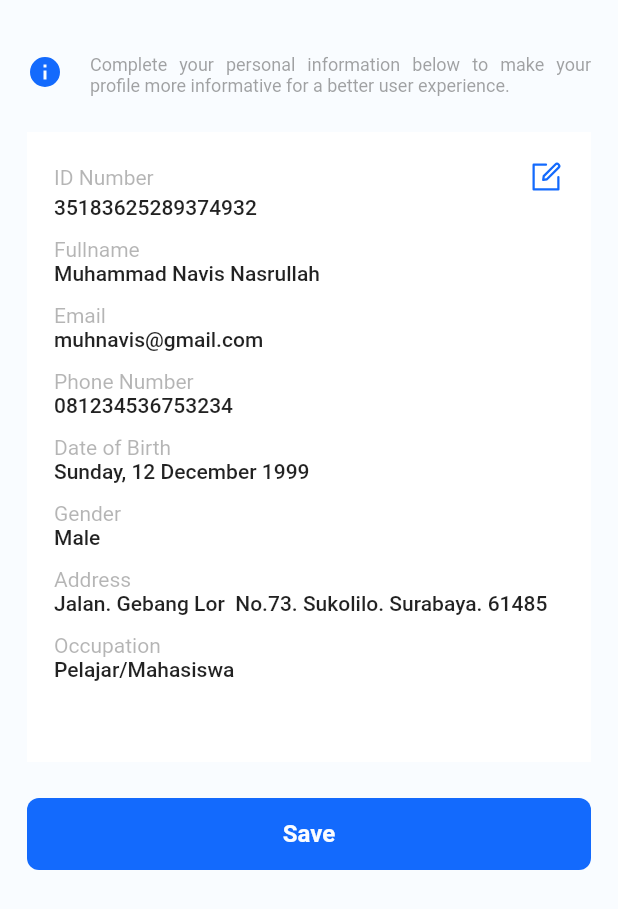
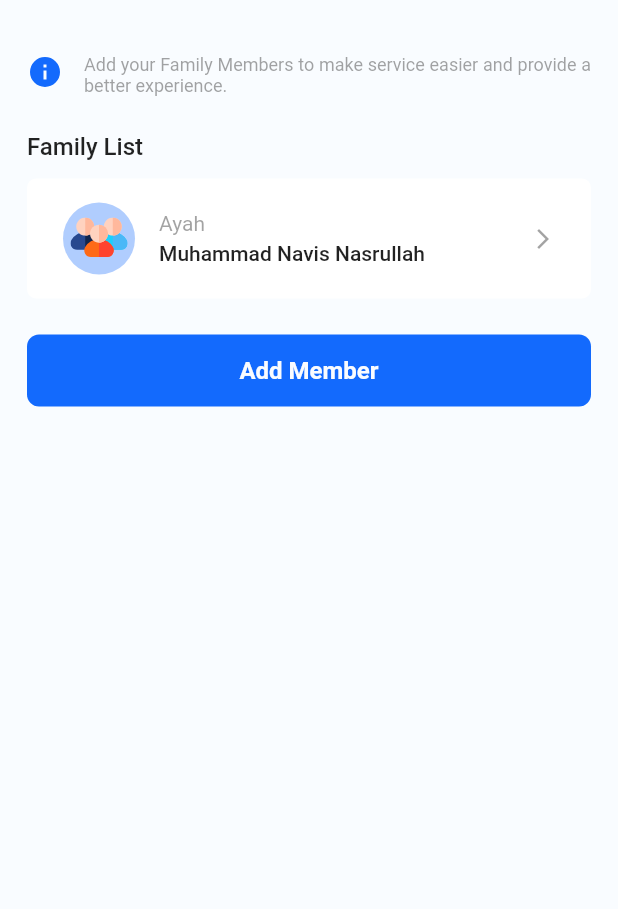
Before and after one commit to ifku/reservasi_rawat_jalan_mobile, a Flutter app: the screen it shows after launch, on a phone screen of 412 x 824 dp. Shown: the top 909 px of the screen. Run offline on Flutter 3.47's test engine with Material 3 defaults, Android fonts, the light colour scheme and no system bars; our stand-ins replace bloc, cached_network_image, dartz, device_preview, dio, easy_localization and 9 more; Roboto replaces fonts that are missing (Sf-Pro).

Commit message:
Add Family Screen.

```diff
--- a/assets/langs/en-US.json
+++ b/assets/langs/en-US.json
@@ -87,5 +87,10 @@
     "occupation": "Occupation",
     "completeInformation": "Complete your personal information below to make your profile more informative for a better user experience.",
     "save": "Save"
+  },
+  "familyScreen": {
+    "familyList": "Family List",
+    "addFamilyMember": "Add your Family Members to make service easier and provide a better experience.",
+    "addMember": "Add Member"
   }
 }
--- a/assets/langs/id-ID.json
+++ b/assets/langs/id-ID.json
@@ -87,5 +87,10 @@
     "occupation": "Pekerjaan",
     "completeInformation": "Lengkapi informasi diri anda di bawah ini untuk membuat profil lebih informatif untuk pengalaman pengguna yang lebih baik.",
     "save": "Simpan"
+  },
+  "familyScreen": {
+    "familyList": "Daftar Keluarga",
+    "addFamilyMember": "Tambahkan Anggota Keluarga Anda untuk membuat pelayanan lebih mudah dan memberikan pengalaman yang lebih baik.",
+    "addMember": "Tambah Anggota"
   }
 }
--- a/lib/main.dart
+++ b/lib/main.dart
@@ -8,7 +8,7 @@ import 'package:flutter_dotenv/flutter_dotenv.dart';
 import 'package:reservasi_rawat_jalan_mobile/bloc_providers.dart';
 import 'package:reservasi_rawat_jalan_mobile/core/style/theme.dart';
 import 'package:reservasi_rawat_jalan_mobile/locator.dart';
-import 'package:reservasi_rawat_jalan_mobile/presentation/screen/profile_screen/profile_screen.dart';
+import 'package:reservasi_rawat_jalan_mobile/presentation/screen/family_screen/familiy_screen.dart';
 
 import 'core/gen/codegen_loader.g.dart';
 
@@ -61,7 +61,7 @@ class MyApp extends StatelessWidget {
       locale: context.locale,
       theme: RRJThemeData.lightTheme,
       debugShowCheckedModeBanner: false,
-      home: const ProfileScreen(),
+      home: const FamilyScreen(),
     );
   }
 }
--- /dev/null
+++ b/lib/presentation/components/card/rrj_family_item_card.dart
@@ -0,0 +1,75 @@
+import 'package:flutter/material.dart';
+import 'package:flutter_svg/flutter_svg.dart';
+import 'package:reservasi_rawat_jalan_mobile/core/gen/assets.gen.dart';
+
+class RRJFamilyItemCard extends StatelessWidget {
+  const RRJFamilyItemCard({
+    super.key,
+    required this.title,
+    required this.name,
+  });
+
+  final String title;
+  final String name;
+
+  @override
+  Widget build(BuildContext context) {
+    return GestureDetector(
+      onTap: () {},
+      child: Container(
+        height: 80.0,
+        width: MediaQuery.of(context).size.width,
+        decoration: BoxDecoration(
+            color: Theme.of(context).colorScheme.surface,
+            borderRadius: const BorderRadius.all(Radius.circular(6.0))),
+        child: Padding(
+          padding: const EdgeInsets.fromLTRB(24.0, 0, 24.0, 0),
+          child: Row(
+            crossAxisAlignment: CrossAxisAlignment.center,
+            children: [
+              Container(
+                height: 48.0,
+                width: 48.0,
+                decoration: BoxDecoration(
+                    color: Theme.of(context).colorScheme.primaryContainer,
+                    shape: BoxShape.circle),
+                child: Padding(
+                  padding: const EdgeInsets.fromLTRB(0, 10.0, 0, 0),
+                  child: SvgPicture.asset(
+                    RRJAssets.icons.iconGroupPeople.path,
+                    height: 36.0,
+                    width: 36.0,
+                    alignment: Alignment.center,
+                  ),
+                ),
+              ),
+              const SizedBox(width: 16.0),
+              Column(
+                mainAxisAlignment: MainAxisAlignment.center,
+                crossAxisAlignment: CrossAxisAlignment.start,
+                children: [
+                  Text(title,
+                      style: Theme.of(context).textTheme.bodyMedium?.copyWith(
+                            fontWeight: FontWeight.w400,
+                            color: Theme.of(context)
+                                .colorScheme
+                                .onSurface
+                                .withOpacity(0.5),
+                          )),
+                  const SizedBox(height: 4.0),
+                  Text(name,
+                      style: Theme.of(context).textTheme.bodyMedium),
+                ],
+              ),
+              const Spacer(),
+              Icon(Icons.arrow_forward_ios,
+                  size: 16.0,
+                  color:
+                      Theme.of(context).colorScheme.onSurface.withOpacity(0.5))
+            ],
+          ),
+        ),
+      ),
+    );
+  }
+}
--- a/lib/presentation/screen/dummy_page.dart
+++ b/lib/presentation/screen/dummy_page.dart
@@ -13,9 +13,7 @@ class _DummyPageState extends State<DummyPage> {
     return Scaffold(
       body: Container(
         color: Theme.of(context).colorScheme.background,
-        child: Center(
-          child: Container()
-        ),
+        child: Center(child: Container()),
       ),
     );
   }
--- /dev/null
+++ b/lib/presentation/screen/family_screen/familiy_screen.dart
@@ -0,0 +1,81 @@
+import 'package:easy_localization/easy_localization.dart';
+import 'package:flutter/material.dart';
+import 'package:flutter_svg/flutter_svg.dart';
+import 'package:reservasi_rawat_jalan_mobile/core/gen/assets.gen.dart';
+import 'package:reservasi_rawat_jalan_mobile/core/gen/locale_keys.g.dart';
+import 'package:reservasi_rawat_jalan_mobile/presentation/components/button/rrj_primary_button.dart';
+import 'package:reservasi_rawat_jalan_mobile/presentation/components/card/rrj_family_item_card.dart';
+
+class FamilyScreen extends StatefulWidget {
+  const FamilyScreen({super.key});
+
+  @override
+  State<FamilyScreen> createState() => _FamilyScreenState();
+}
+
+class _FamilyScreenState extends State<FamilyScreen> {
+  @override
+  Widget build(BuildContext context) {
+    return Scaffold(
+      body: SafeArea(
+        child: SingleChildScrollView(
+          child: Padding(
+            padding: const EdgeInsets.fromLTRB(18.0, 36.0, 18.0, 16.0),
+            child: Column(
+              crossAxisAlignment: CrossAxisAlignment.start,
+              children: [
+                Row(
+                  crossAxisAlignment: CrossAxisAlignment.start,
+                  children: [
+                    SvgPicture.asset(
+                      RRJAssets.icons.iconInformation.path,
+                      colorFilter: ColorFilter.mode(
+                        Theme.of(context).colorScheme.primary,
+                        BlendMode.srcIn,
+                      ),
+                    ),
+                    const SizedBox(width: 14.0),
+                    Expanded(
+                      child: Text(
+                        LocaleKeys.familyScreen_addFamilyMember.tr(),
+                        maxLines: 2,
+                        overflow: TextOverflow.fade,
+                        textAlign: TextAlign.justify,
+                        style: Theme.of(context).textTheme.bodySmall?.copyWith(
+                              fontWeight: FontWeight.w400,
+                              color: Theme.of(context)
+                                  .colorScheme
+                                  .onSurface
+                                  .withOpacity(0.5),
+                            ),
+                      ),
+                    ),
+                  ],
+                ),
+                const SizedBox(height: 24.0),
+                Text(LocaleKeys.familyScreen_familyList.tr(),
+                    style: Theme.of(context).textTheme.bodyLarge),
+                const SizedBox(height: 12.0),
+                const RRJFamilyItemCard(
+                    title: "Ayah", name: "Muhammad Navis Nasrullah"),
+                const SizedBox(height: 24.0),
+                RRJPrimaryButton(
+                  onPressed: () {},
+                  height: 48.0,
+                  width: MediaQuery.of(context).size.width,
+                  child: Text(
+                    LocaleKeys.familyScreen_addMember.tr(),
+                    style: Theme.of(context).textTheme.bodyLarge?.copyWith(
+                          fontWeight: FontWeight.w600,
+                          color: Theme.of(context).colorScheme.onPrimary,
+                        ),
+                  ),
+                ),
+              ],
+            ),
+          ),
+        ),
+      ),
+    );
+  }
+}
--- a/lib/presentation/screen/profile_screen/profile_screen.dart
+++ b/lib/presentation/screen/profile_screen/profile_screen.dart
@@ -32,7 +32,7 @@ class _ProfileScreenState extends State<ProfileScreen> {
                       BlendMode.srcIn,
                     ),
                   ),
-                  const SizedBox(width: 18.0),
+                  const SizedBox(width: 14.0),
                   Expanded(
                     child: Text(
                       LocaleKeys.detailProfileScreen_completeInformation.tr(),
```
Also changed, not shown: lib/core/gen/codegen_loader.g.dart, lib/core/gen/locale_keys.g.dart.
